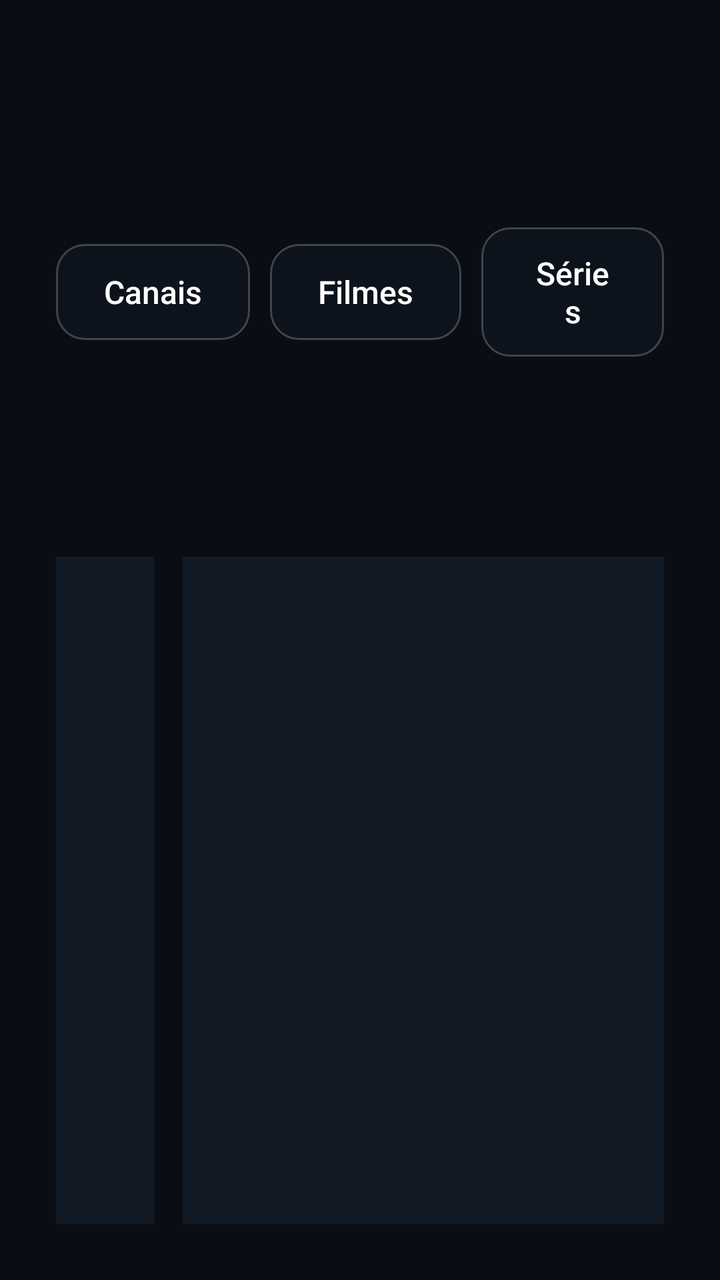
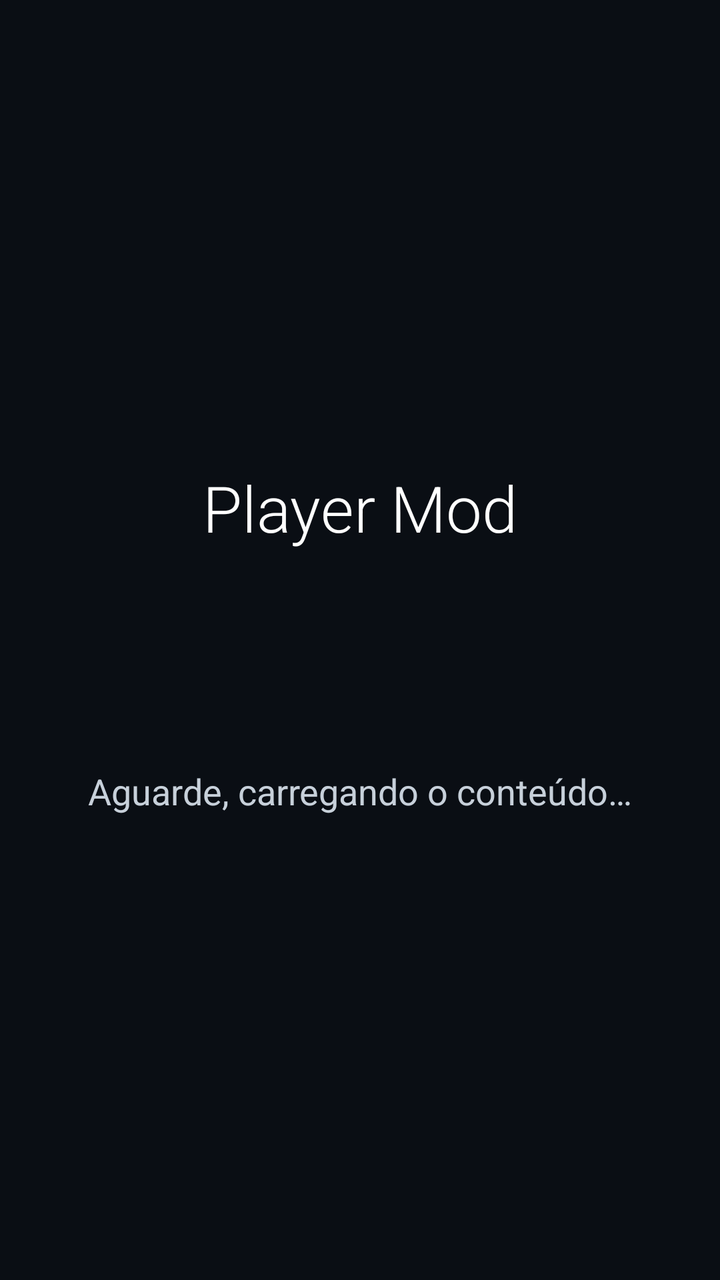

Screens rendered from an Android XML layout before and after an edit, with the pre-edit source and the edit as a unified diff.
<!-- AndroidManifest.xml: application theme Theme.Player -->
<!-- res/layout/activity_channels.xml -->
<?xml version="1.0" encoding="utf-8"?>
<LinearLayout xmlns:android="http://schemas.android.com/apk/res/android"
    android:layout_width="match_parent"
    android:layout_height="match_parent"
    android:background="#0A0E14"
    android:orientation="vertical"
    android:padding="28dp">

    
    <LinearLayout
        android:layout_width="match_parent"
        android:layout_height="wrap_content"
        android:orientation="horizontal"
        android:gravity="center_vertical">

        <Button android:id="@+id/nav_canais" android:layout_width="wrap_content" android:layout_height="wrap_content"
            android:text="Canais" android:textSize="16sp" />
        <Button android:id="@+id/nav_filmes" android:layout_width="wrap_content" android:layout_height="wrap_content"
            android:layout_marginStart="10dp" android:text="Filmes" android:textSize="16sp" />
        <Button android:id="@+id/nav_series" android:layout_width="wrap_content" android:layout_height="wrap_content"
            android:layout_marginStart="10dp" android:text="Séries" android:textSize="16sp" />
        <Button android:id="@+id/nav_fav" android:layout_width="wrap_content" android:layout_height="wrap_content"
            android:layout_marginStart="10dp" android:text="★ Favoritos" android:textSize="16sp" />
        <Button android:id="@+id/nav_search" android:layout_width="wrap_content" android:layout_height="wrap_content"
            android:layout_marginStart="10dp" android:text="🔍 Buscar" android:textSize="16sp" />

        <TextView android:id="@+id/status" android:layout_width="0dp" android:layout_height="wrap_content"
            android:layout_weight="1" android:layout_marginStart="16dp" android:gravity="end"
            android:textColor="#9AA4AE" android:textSize="13sp" />
    </LinearLayout>

    <EditText
        android:id="@+id/search"
        android:layout_width="match_parent"
        android:layout_height="wrap_content"
        android:layout_marginTop="10dp"
        android:hint="Buscar nesta seção…"
        android:imeOptions="actionSearch"
        android:inputType="text"
        android:singleLine="true"
        android:textColor="#FFFFFF"
        android:textColorHint="#667080"
        android:visibility="gone" />

    <LinearLayout
        android:layout_width="match_parent"
        android:layout_height="0dp"
        android:layout_weight="1"
        android:layout_marginTop="14dp"
        android:orientation="horizontal">

        <ListView
            android:id="@+id/groups"
            android:layout_width="0dp"
            android:layout_height="match_parent"
            android:layout_weight="0.7"
            android:background="#121A26"
            android:nextFocusRight="@+id/channels" />

        <FrameLayout
            android:layout_width="0dp"
            android:layout_height="match_parent"
            android:layout_weight="3.4"
            android:layout_marginStart="14dp">

            <ListView
                android:id="@+id/channels"
                android:layout_width="match_parent"
                android:layout_height="match_parent"
                android:background="#121A26"
                android:nextFocusLeft="@+id/groups" />

            <GridView
                android:id="@+id/channels_grid"
                android:layout_width="match_parent"
                android:layout_height="match_parent"
                android:background="#121A26"
                android:numColumns="4"
                android:horizontalSpacing="12dp"
                android:verticalSpacing="12dp"
                android:padding="12dp"
                android:clipToPadding="false"
                android:focusable="true"
                android:listSelector="@drawable/grid_selector"
                android:drawSelectorOnTop="true"
                android:nextFocusLeft="@+id/groups"
                android:visibility="gone" />

            <TextView
                android:id="@+id/empty"
                android:layout_width="wrap_content"
                android:layout_height="wrap_content"
                android:layout_gravity="center"
                android:text="Nada aqui"
                android:textColor="#667080"
                android:visibility="gone" />
        </FrameLayout>
    </LinearLayout>
</LinearLayout>
<!-- resources referenced by this layout -->
<resources>
  <!-- drawable grid_selector (drawable) -->
  <?xml version="1.0" encoding="utf-8"?>
  <selector xmlns:android="http://schemas.android.com/apk/res/android">
      <item android:state_focused="true">
          <shape android:shape="rectangle">
              <stroke android:width="4dp" android:color="#FFFFFFFF" />
              <corners android:radius="14dp" />
          </shape>
      </item>
      <item android:state_selected="true">
          <shape android:shape="rectangle">
              <stroke android:width="4dp" android:color="#FFFFFFFF" />
              <corners android:radius="14dp" />
          </shape>
      </item>
      <item android:state_pressed="true">
          <shape android:shape="rectangle">
              <stroke android:width="4dp" android:color="#FF64D2FF" />
              <corners android:radius="14dp" />
          </shape>
      </item>
      <item><shape android:shape="rectangle"><solid android:color="#00000000" /></shape></item>
  </selector>
  <style name="Theme.Player" parent="Theme.AppCompat.NoActionBar">
          <item name="android:windowNoTitle">true</item>
          <item name="android:windowFullscreen">true</item>
          <item name="android:windowBackground">@android:color/black</item>
          <item name="colorAccent">#64D2FF</item>
          <item name="android:buttonStyle">@style/TvButton</item>
          <item name="buttonStyle">@style/TvButton</item>
      </style>
  <style name="TvButton" parent="Widget.AppCompat.Button">
          <item name="android:background">@drawable/card_bg</item>
          <item name="android:textColor">@color/card_text</item>
          <item name="android:textAllCaps">false</item>
          <item name="android:stateListAnimator">@null</item>
          <item name="android:defaultFocusHighlightEnabled">false</item>
          <item name="android:minWidth">0dp</item>
          <item name="android:paddingLeft">24dp</item>
          <item name="android:paddingRight">24dp</item>
          <item name="android:paddingTop">12dp</item>
          <item name="android:paddingBottom">12dp</item>
      </style>
  <!-- drawable card_bg (drawable) -->
  <?xml version="1.0" encoding="utf-8"?>
  <selector xmlns:android="http://schemas.android.com/apk/res/android">
      <item android:state_focused="true">
          <shape android:shape="rectangle">
              <solid android:color="#FFF5F5F7" />
              <corners android:radius="14dp" />
          </shape>
      </item>
      <item android:state_pressed="true">
          <shape android:shape="rectangle">
              <solid android:color="#FFE2E2E8" />
              <corners android:radius="14dp" />
          </shape>
      </item>
      <item>
          <shape android:shape="rectangle">
              <solid android:color="#99101722" />
              <stroke android:width="1dp" android:color="#38FFFFFF" />
              <corners android:radius="14dp" />
          </shape>
      </item>
  </selector>
</resources>

<!-- the commit's change to res/layout/activity_channels.xml (unified diff, before → after) -->
@@ -1,99 +1,141 @@
 <?xml version="1.0" encoding="utf-8"?>
-<LinearLayout xmlns:android="http://schemas.android.com/apk/res/android"
+<FrameLayout xmlns:android="http://schemas.android.com/apk/res/android"
     android:layout_width="match_parent"
     android:layout_height="match_parent"
-    android:background="#0A0E14"
-    android:orientation="vertical"
-    android:padding="28dp">
+    android:background="#0A0E14">
+
+    <LinearLayout
+        android:layout_width="match_parent"
+        android:layout_height="match_parent"
+        android:orientation="vertical"
+        android:padding="28dp">
+
+        
+        <LinearLayout
+            android:layout_width="match_parent"
+            android:layout_height="wrap_content"
+            android:orientation="horizontal"
+            android:gravity="center_vertical">
+
+            <Button android:id="@+id/nav_canais" android:layout_width="wrap_content" android:layout_height="wrap_content"
+                android:text="TV ao vivo" android:textSize="16sp" />
+            <Button android:id="@+id/nav_filmes" android:layout_width="wrap_content" android:layout_height="wrap_content"
+                android:layout_marginStart="10dp" android:text="Filmes" android:textSize="16sp" />
+            <Button android:id="@+id/nav_series" android:layout_width="wrap_content" android:layout_height="wrap_content"
+                android:layout_marginStart="10dp" android:text="Séries" android:textSize="16sp" />
+            <Button android:id="@+id/nav_fav" android:layout_width="wrap_content" android:layout_height="wrap_content"
+                android:layout_marginStart="10dp" android:text="★ Favoritos" android:textSize="16sp" />
+            <Button android:id="@+id/nav_search" android:layout_width="wrap_content" android:layout_height="wrap_content"
+                android:layout_marginStart="10dp" android:text="🔍 Buscar" android:textSize="16sp" />
+
+            <TextView android:id="@+id/status" android:layout_width="0dp" android:layout_height="wrap_content"
+                android:layout_weight="1" android:layout_marginStart="16dp" android:gravity="end"
+                android:textColor="#9AA4AE" android:textSize="13sp" />
+        </LinearLayout>
+
+        <EditText
+            android:id="@+id/search"
+            android:layout_width="match_parent"
+            android:layout_height="wrap_content"
+            android:layout_marginTop="10dp"
+            android:hint="Buscar nesta seção…"
+            android:imeOptions="actionSearch"
+            android:inputType="text"
+            android:singleLine="true"
+            android:textColor="#FFFFFF"
+            android:textColorHint="#667080"
+            android:visibility="gone" />
+
+        <LinearLayout
+            android:layout_width="match_parent"
+            android:layout_height="0dp"
+            android:layout_weight="1"
+            android:layout_marginTop="14dp"
+            android:orientation="horizontal">
+
+            <ListView
+                android:id="@+id/groups"
+                android:layout_width="0dp"
+                android:layout_height="match_parent"
+                android:layout_weight="0.7"
+                android:background="#121A26"
+                android:nextFocusRight="@+id/channels" />
+
+            <FrameLayout
+                android:layout_width="0dp"
+                android:layout_height="match_parent"
+                android:layout_weight="3.4"
+                android:layout_marginStart="14dp">
+
+                <ListView
+                    android:id="@+id/channels"
+                    android:layout_width="match_parent"
+                    android:layout_height="match_parent"
+                    android:background="#121A26"
+                    android:nextFocusLeft="@+id/groups" />
+
+                <GridView
+                    android:id="@+id/channels_grid"
+                    android:layout_width="match_parent"
+                    android:layout_height="match_parent"
+                    android:background="#121A26"
+                    android:numColumns="4"
+                    android:horizontalSpacing="12dp"
+                    android:verticalSpacing="12dp"
+                    android:padding="12dp"
+                    android:clipToPadding="false"
+                    android:focusable="true"
+                    android:listSelector="@drawable/grid_selector"
+                    android:drawSelectorOnTop="true"
+                    android:nextFocusLeft="@+id/groups"
+                    android:visibility="gone" />
+
+                <TextView
+                    android:id="@+id/empty"
+                    android:layout_width="wrap_content"
+                    android:layout_height="wrap_content"
+                    android:layout_gravity="center"
+                    android:text="Nada aqui"
+                    android:textColor="#667080"
+                    android:visibility="gone" />
+            </FrameLayout>
+        </LinearLayout>
+    </LinearLayout>
 
     
     <LinearLayout
+        android:id="@+id/loading"
         android:layout_width="match_parent"
-        android:layout_height="wrap_content"
-        android:orientation="horizontal"
-        android:gravity="center_vertical">
+        android:layout_height="match_parent"
+        android:background="#0A0E14"
+        android:gravity="center"
+        android:orientation="vertical"
+        android:focusable="true"
+        android:focusableInTouchMode="true"
+        android:clickable="true">
 
-        <Button android:id="@+id/nav_canais" android:layout_width="wrap_content" android:layout_height="wrap_content"
-            android:text="Canais" android:textSize="16sp" />
-        <Button android:id="@+id/nav_filmes" android:layout_width="wrap_content" android:layout_height="wrap_content"
-            android:layout_marginStart="10dp" android:text="Filmes" android:textSize="16sp" />
-        <Button android:id="@+id/nav_series" android:layout_width="wrap_content" android:layout_height="wrap_content"
-            android:layout_marginStart="10dp" android:text="Séries" android:textSize="16sp" />
-        <Button android:id="@+id/nav_fav" android:layout_width="wrap_content" android:layout_height="wrap_content"
-            android:layout_marginStart="10dp" android:text="★ Favoritos" android:textSize="16sp" />
-        <Button android:id="@+id/nav_search" android:layout_width="wrap_content" android:layout_height="wrap_content"
-            android:layout_marginStart="10dp" android:text="🔍 Buscar" android:textSize="16sp" />
+        <TextView
+            android:layout_width="wrap_content"
+            android:layout_height="wrap_content"
+            android:fontFamily="sans-serif-light"
+            android:text="Player Mod"
+            android:textColor="@color/card_text"
+            android:textSize="32sp" />
 
-        <TextView android:id="@+id/status" android:layout_width="0dp" android:layout_height="wrap_content"
-            android:layout_weight="1" android:layout_marginStart="16dp" android:gravity="end"
-            android:textColor="#9AA4AE" android:textSize="13sp" />
+        <ProgressBar
+            android:layout_width="56dp"
+            android:layout_height="56dp"
+            android:layout_marginTop="28dp"
+            android:indeterminateTint="#64D2FF" />
+
+        <TextView
+            android:id="@+id/loading_text"
+            android:layout_width="wrap_content"
+            android:layout_height="wrap_content"
+            android:layout_marginTop="24dp"
+            android:fontFamily="sans-serif"
+            android:text="Aguarde, carregando o conteúdo…"
+            android:textColor="#C7D0DA"
+            android:textSize="18sp" />
     </LinearLayout>
-
-    <EditText
-        android:id="@+id/search"
-        android:layout_width="match_parent"
-        android:layout_height="wrap_content"
-        android:layout_marginTop="10dp"
-        android:hint="Buscar nesta seção…"
-        android:imeOptions="actionSearch"
-        android:inputType="text"
-        android:singleLine="true"
-        android:textColor="#FFFFFF"
-        android:textColorHint="#667080"
-        android:visibility="gone" />
-
-    <LinearLayout
-        android:layout_width="match_parent"
-        android:layout_height="0dp"
-        android:layout_weight="1"
-        android:layout_marginTop="14dp"
-        android:orientation="horizontal">
-
-        <ListView
-            android:id="@+id/groups"
-            android:layout_width="0dp"
-            android:layout_height="match_parent"
-            android:layout_weight="0.7"
-            android:background="#121A26"
-            android:nextFocusRight="@+id/channels" />
-
-        <FrameLayout
-            android:layout_width="0dp"
-            android:layout_height="match_parent"
-            android:layout_weight="3.4"
-            android:layout_marginStart="14dp">
-
-            <ListView
-                android:id="@+id/channels"
-                android:layout_width="match_parent"
-                android:layout_height="match_parent"
-                android:background="#121A26"
-                android:nextFocusLeft="@+id/groups" />
-
-            <GridView
-                android:id="@+id/channels_grid"
-                android:layout_width="match_parent"
-                android:layout_height="match_parent"
-                android:background="#121A26"
-                android:numColumns="4"
-                android:horizontalSpacing="12dp"
-                android:verticalSpacing="12dp"
-                android:padding="12dp"
-                android:clipToPadding="false"
-                android:focusable="true"
-                android:listSelector="@drawable/grid_selector"
-                android:drawSelectorOnTop="true"
-                android:nextFocusLeft="@+id/groups"
-                android:visibility="gone" />
-
-            <TextView
-                android:id="@+id/empty"
-                android:layout_width="wrap_content"
-                android:layout_height="wrap_content"
-                android:layout_gravity="center"
-                android:text="Nada aqui"
-                android:textColor="#667080"
-                android:visibility="gone" />
-        </FrameLayout>
-    </LinearLayout>
-</LinearLayout>
+</FrameLayout>
